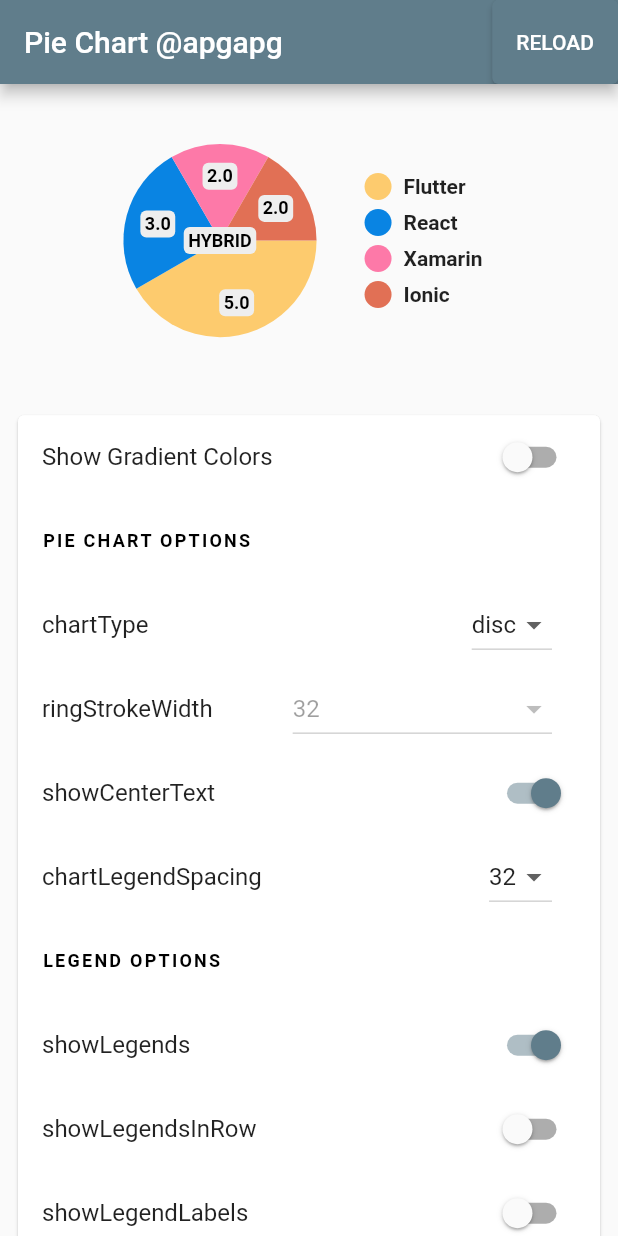
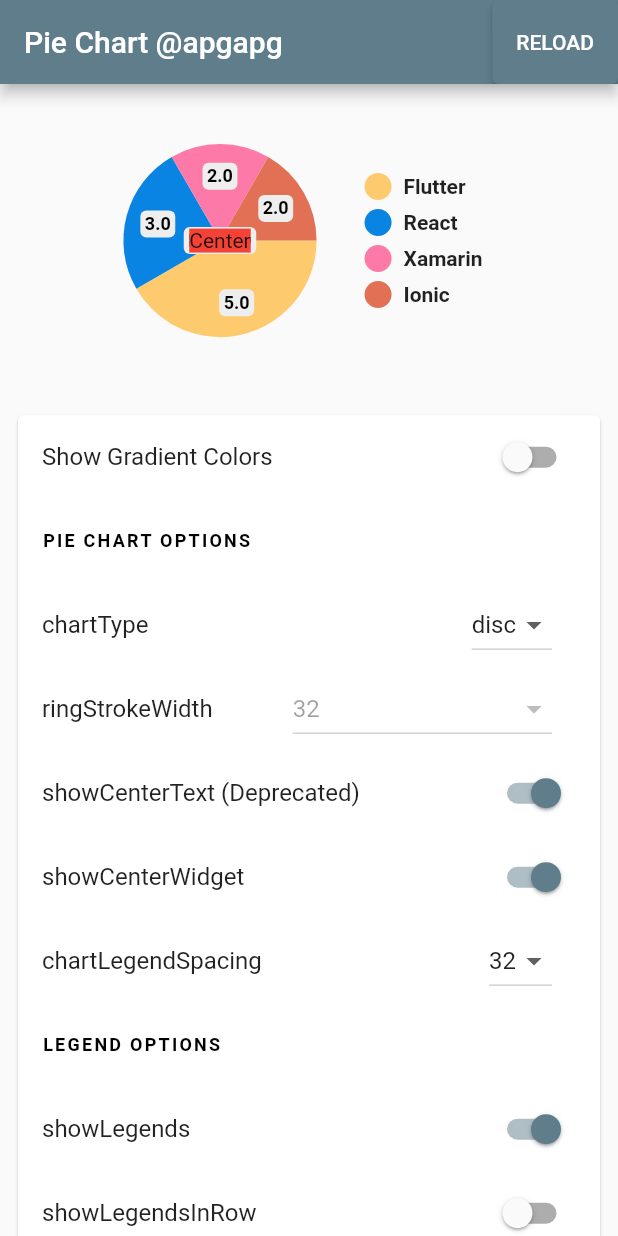
Before and after one commit to apgapg/pie_chart, a Flutter app: the screen it shows after launch, on a phone screen of 412 x 824 dp. Run offline on Flutter 3.47's test engine with Material 2 defaults, Android fonts, the phone set to English and light mode, and no system bars.

Commit message:
feat: add new center widget #101

```diff
--- a/example/lib/main.dart
+++ b/example/lib/main.dart
@@ -75,6 +75,7 @@ class HomePageState extends State<HomePage> {
   ];
   ChartType? _chartType = ChartType.disc;
   bool _showCenterText = true;
+  bool _showCenterWidget = true;
   double? _ringStrokeWidth = 32;
   double? _chartLegendSpacing = 32;
 
@@ -106,12 +107,17 @@ class HomePageState extends State<HomePage> {
       initialAngleInDegree: 0,
       chartType: _chartType!,
       centerText: _showCenterText ? "HYBRID" : null,
+      centerWidget: _showCenterWidget
+          ? Container(color: Colors.red, child: const Text("Center"))
+          : null,
       legendLabels: _showLegendLabel ? legendLabels : {},
       legendOptions: LegendOptions(
         showLegendsInRow: _showLegendsInRow,
         legendPosition: _legendPosition!,
         showLegends: _showLegends,
-        legendShape: _legendShape == LegendShape.circle ? BoxShape.circle : BoxShape.rectangle,
+        legendShape: _legendShape == LegendShape.circle
+            ? BoxShape.circle
+            : BoxShape.rectangle,
         legendTextStyle: const TextStyle(
           fontWeight: FontWeight.bold,
         ),
@@ -211,10 +217,19 @@ class HomePageState extends State<HomePage> {
             ),
             SwitchListTile(
               value: _showCenterText,
-              title: const Text("showCenterText"),
+              title: const Text("showCenterText (Deprecated)"),
               onChanged: (val) {
                 setState(() {
                   _showCenterText = val;
+                });
+              },
+            ),
+            SwitchListTile(
+              value: _showCenterWidget,
+              title: const Text("showCenterWidget"),
+              onChanged: (val) {
+                setState(() {
+                  _showCenterWidget = val;
                 });
               },
             ),
--- a/lib/src/pie_chart.dart
+++ b/lib/src/pie_chart.dart
@@ -20,6 +20,7 @@ class PieChart extends StatefulWidget {
     this.initialAngleInDegree,
     this.formatChartValues,
     this.centerText,
+    this.centerWidget,
     this.centerTextStyle,
     this.ringStrokeWidth = 20.0,
     this.legendOptions = const LegendOptions(),
@@ -41,10 +42,12 @@ class PieChart extends StatefulWidget {
   final double chartLegendSpacing;
   final List<Color> colorList;
   final List<List<Color>>? gradientList;
-  @Deprecated('use degreeOptions. instead')
+  @Deprecated('use degreeOptions instead')
   final double? initialAngleInDegree;
   final String Function(double value)? formatChartValues;
+  @Deprecated('use centerWidget instead')
   final String? centerText;
+  final Widget? centerWidget;
   final TextStyle? centerTextStyle;
   final double ringStrokeWidth;
   final LegendOptions legendOptions;
@@ -61,7 +64,8 @@ class PieChart extends StatefulWidget {
   _PieChartState createState() => _PieChartState();
 }
 
-class _PieChartState extends State<PieChart> with SingleTickerProviderStateMixin {
+class _PieChartState extends State<PieChart>
+    with SingleTickerProviderStateMixin {
   late Animation<double> animation;
   AnimationController? controller;
   double _animFraction = 0.0;
@@ -70,8 +74,11 @@ class _PieChartState extends State<PieChart> with SingleTickerProviderStateMixin
   late List<double> legendValues;
 
   void initLegends() {
-    final List<String> legendLabelList = widget.dataMap.keys.toList(growable: false);
-    legendTitles = legendLabelList.map((label) => widget.legendLabels[label] ?? label).toList(growable: false);
+    final List<String> legendLabelList =
+        widget.dataMap.keys.toList(growable: false);
+    legendTitles = legendLabelList
+        .map((label) => widget.legendLabels[label] ?? label)
+        .toList(growable: false);
   }
 
   void initValues() {
@@ -99,7 +106,8 @@ class _PieChartState extends State<PieChart> with SingleTickerProviderStateMixin
       parent: controller!,
       curve: Curves.decelerate,
     );
-    animation = Tween<double>(begin: 0, end: 1).animate(curve as Animation<double>)
+    animation =
+        Tween<double>(begin: 0, end: 1).animate(curve as Animation<double>)
           ..addListener(() {
             setState(() {
               _animFraction = animation.value;
@@ -117,16 +125,25 @@ class _PieChartState extends State<PieChart> with SingleTickerProviderStateMixin
                   ? c.maxWidth
                   : widget.chartRadius
               : null,
-          child: CustomPaint(
-            painter: PieChartPainter(_animFraction, widget.chartValuesOptions.showChartValues,
-                widget.chartValuesOptions.showChartValuesOutside, widget.colorList,
+          child: Stack(
+            alignment: Alignment.center,
+            children: [
+              CustomPaint(
+                painter: PieChartPainter(
+                    _animFraction,
+                    widget.chartValuesOptions.showChartValues,
+                    widget.chartValuesOptions.showChartValuesOutside,
+                    widget.colorList,
                     chartValueStyle: widget.chartValuesOptions.chartValueStyle,
-                chartValueBackgroundColor: widget.chartValuesOptions.chartValueBackgroundColor,
+                    chartValueBackgroundColor:
+                        widget.chartValuesOptions.chartValueBackgroundColor,
                     values: legendValues,
                     titles: legendTitles,
-                showValuesInPercentage: widget.chartValuesOptions.showChartValuesInPercentage,
+                    showValuesInPercentage:
+                        widget.chartValuesOptions.showChartValuesInPercentage,
                     decimalPlaces: widget.chartValuesOptions.decimalPlaces,
-                showChartValueLabel: widget.chartValuesOptions.showChartValueBackground,
+                    showChartValueLabel:
+                        widget.chartValuesOptions.showChartValueBackground,
                     chartType: widget.chartType,
                     centerText: widget.centerText,
                     centerTextStyle: widget.centerTextStyle,
@@ -144,6 +161,9 @@ class _PieChartState extends State<PieChart> with SingleTickerProviderStateMixin
                     baseChartColor: widget.baseChartColor,
                     totalValue: widget.totalValue),
                 child: const AspectRatio(aspectRatio: 1),
+              ),
+              if (widget.centerWidget != null) widget.centerWidget!
+            ],
           ),
         ),
       ),
@@ -219,11 +239,14 @@ class _PieChartState extends State<PieChart> with SingleTickerProviderStateMixin
   _getLegend({EdgeInsets? padding}) {
     if (widget.legendOptions.showLegends) {
       final isGradientPresent = widget.gradientList?.isNotEmpty ?? false;
-      final isNonGradientElementPresent = (widget.dataMap.length - (widget.gradientList?.length ?? 0)) > 0;
+      final isNonGradientElementPresent =
+          (widget.dataMap.length - (widget.gradientList?.length ?? 0)) > 0;
       return Padding(
         padding: padding!,
         child: Wrap(
-          direction: widget.legendOptions.showLegendsInRow ? Axis.horizontal : Axis.vertical,
+          direction: widget.legendOptions.showLegendsInRow
+              ? Axis.horizontal
+              : Axis.vertical,
           runSpacing: 8,
           crossAxisAlignment: WrapCrossAlignment.start,
           children: legendTitles!
@@ -231,8 +254,10 @@ class _PieChartState extends State<PieChart> with SingleTickerProviderStateMixin
                 (item) => Legend(
                   title: item,
                   color: isGradientPresent
-                      ? getGradient(widget.gradientList!, legendTitles!.indexOf(item),
-                          isNonGradientElementPresent: isNonGradientElementPresent,
+                      ? getGradient(
+                          widget.gradientList!, legendTitles!.indexOf(item),
+                          isNonGradientElementPresent:
+                              isNonGradientElementPresent,
                           emptyColorGradient: widget.emptyColorGradient)[0]
                       : getColor(
                           widget.colorList,
```
Also changed, not shown: res/s13.png (added), 1 other file. Lines whose indentation alone changed are shown as unchanged.
